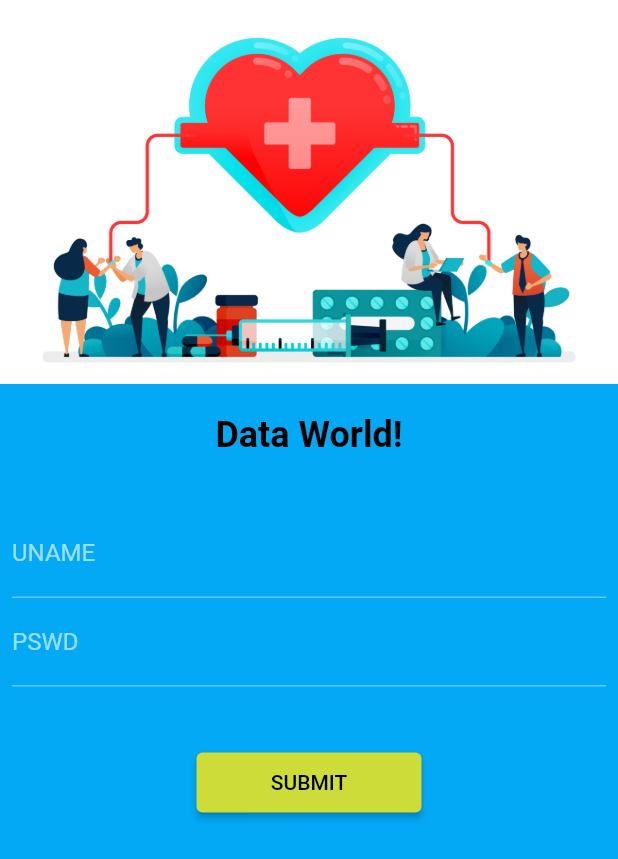
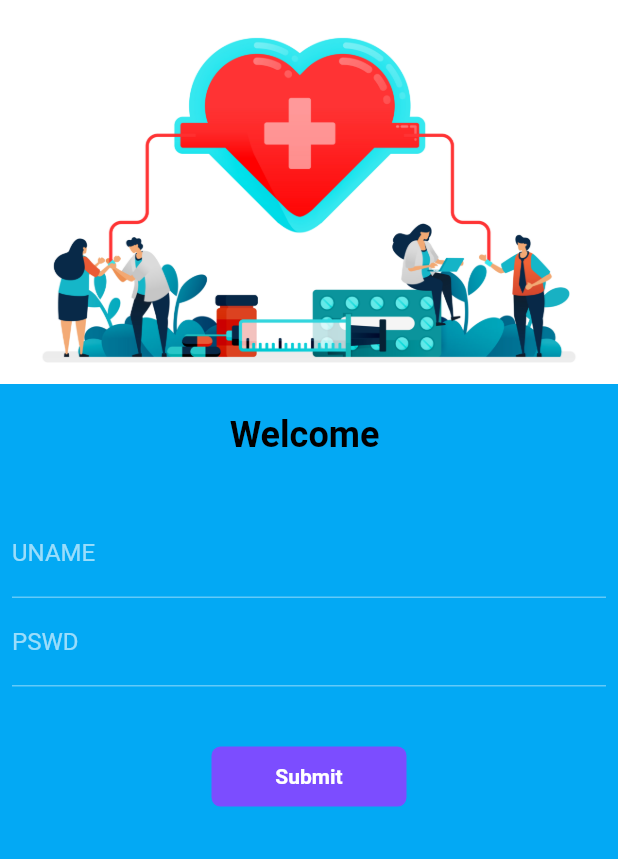
Before and after one commit to SarvT/BookShop, a Flutter app: the screen it shows after launch, on a phone screen of 412 x 824 dp. Shown: the top 859 px of the screen. Run offline on Flutter 3.47's test engine with Material 2 defaults, Android fonts, the phone set to English and light mode, and no system bars.

Commit message:
day6 completed. all about buttons and async-await

```diff
--- a/lib/pages/login_page.dart
+++ b/lib/pages/login_page.dart
@@ -2,9 +2,19 @@ import 'package:flutter/material.dart';
 // import 'package:flutter/widgets.dart';
 import 'package:oneflut/utils/routes.dart';
 
-class LoginApp extends StatelessWidget {
+// underscore before a name is private in flutter
+
+class LoginApp extends StatefulWidget {
   const LoginApp({Key? key}) : super(key: key);
 
+  @override
+  State<LoginApp> createState() => _LoginAppState();
+}
+
+String name = "";
+bool changeBtn = false;
+
+class _LoginAppState extends State<LoginApp> {
   @override
   Widget build(BuildContext context) {
     return Material(
@@ -21,9 +31,9 @@ class LoginApp extends StatelessWidget {
               width: 20,
               // child: Text("data"),
             ),
-            const Text(
-              "Data World!",
-              style: TextStyle(
+            Text(
+              "Welcome $name",
+              style: const TextStyle(
                 color: Colors.black,
                 fontSize: 24,
                 fontWeight: FontWeight.bold,
@@ -41,6 +51,10 @@ class LoginApp extends StatelessWidget {
                 TextFormField(
                   decoration: const InputDecoration(
                       hintText: "Enter UNAME", labelText: "UNAME"),
+                  onChanged: (value) => {
+                    name = value,
+                    setState(() {}),
+                  },
                 ),
                 TextFormField(
                   obscureText: true,
@@ -50,14 +64,48 @@ class LoginApp extends StatelessWidget {
                 const SizedBox(
                   height: 40,
                 ),
-                ElevatedButton(
-                  onPressed: () {
-                    // print("naah don't!");
+
+                InkWell(
+                  onTap: () async {
+                    setState(() {
+                      changeBtn = true;
+                    });
+                    await Future.delayed(const Duration(milliseconds: 500));
                     Navigator.pushNamed(context, MyRoutes.homeRoute);
                   },
-                  child: const Text("SUBMIT"),
-                  style: TextButton.styleFrom(minimumSize: const Size(150, 40)),
+                  child: AnimatedContainer(
+                    duration: const Duration(milliseconds: 500),
+                    width: changeBtn ? 50 : 130,
+                    height: 40,
+                    alignment: Alignment.center,
+                    child: changeBtn
+                        ? const Icon(
+                            Icons.done,
+                            color: Colors.white,
+                          )
+                        : const Text(
+                            "Submit",
+                            style: TextStyle(
+                              color: Colors.white,
+                              fontWeight: FontWeight.bold,
+                            ),
+                          ),
+                    decoration: BoxDecoration(
+                        color: Colors.deepPurpleAccent,
+                        // shape: changeBtn? BoxShape.circle:BoxShape.rectangle,
+                        borderRadius:
+                            BorderRadius.circular(changeBtn ? 50 : 6)),
+                  ),
                 )
+
+                // ElevatedButton(
+                //   onPressed: () {
+                //     // print("naah don't!");
+                //     Navigator.pushNamed(context, MyRoutes.homeRoute);
+                //   },
+                //   child: const Text("SUBMIT"),
+                //   style: TextButton.styleFrom(minimumSize: const Size(150, 40)),
+                // )
               ]),
             )
           ],
```
